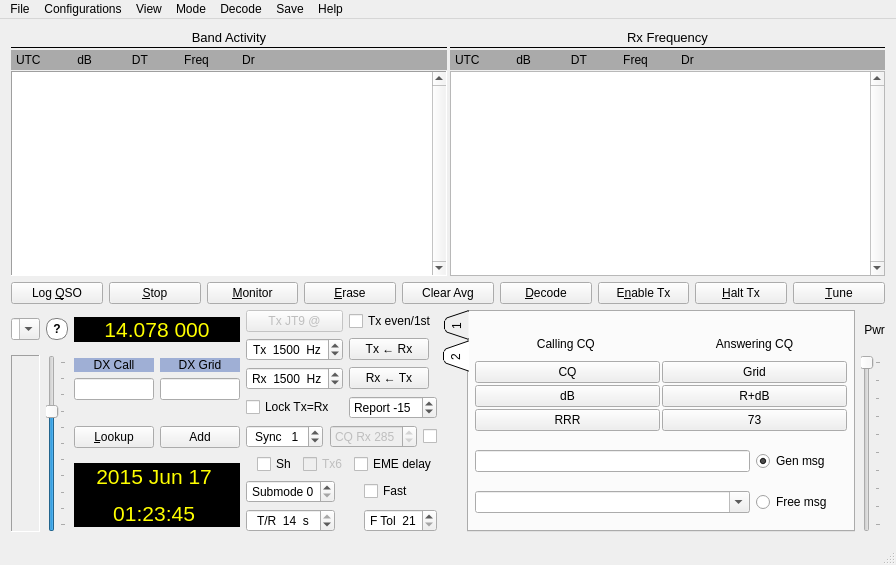
Qt form mainwindow.ui (saitohirga/WSJT-X) before a commit.
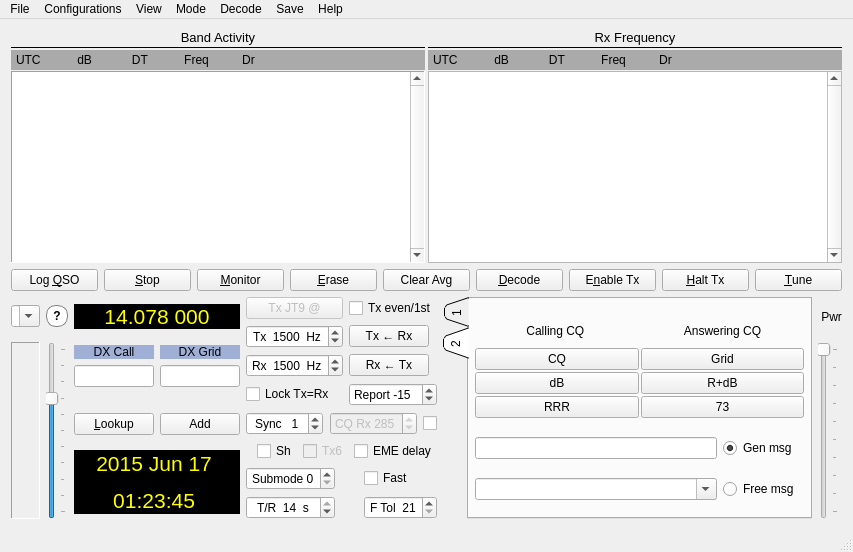
The same form after that commit. Custom widgets are drawn as their Qt base class.

Commit message: Allow for empty decode message in UDP reply message

```diff
--- a/mainwindow.ui
+++ b/mainwindow.ui
@@ -2,14 +2,6 @@
 <ui version="4.0">
  <class>MainWindow</class>
  <widget class="QMainWindow" name="MainWindow">
-  <property name="geometry">
-   <rect>
-    <x>0</x>
-    <y>0</y>
-    <width>896</width>
-    <height>565</height>
-   </rect>
-  </property>
   <property name="windowTitle">
    <string>WSJT-X   by K1JT</string>
   </property>
@@ -2284,14 +2276,6 @@
    </layout>
   </widget>
   <widget class="QMenuBar" name="menuBar">
-   <property name="geometry">
-    <rect>
-     <x>0</x>
-     <y>0</y>
-     <width>896</width>
-     <height>21</height>
-    </rect>
-   </property>
    <widget class="QMenu" name="menuFile">
     <property name="title">
      <string>File</string>
```
The commit also changes 1 other file.
